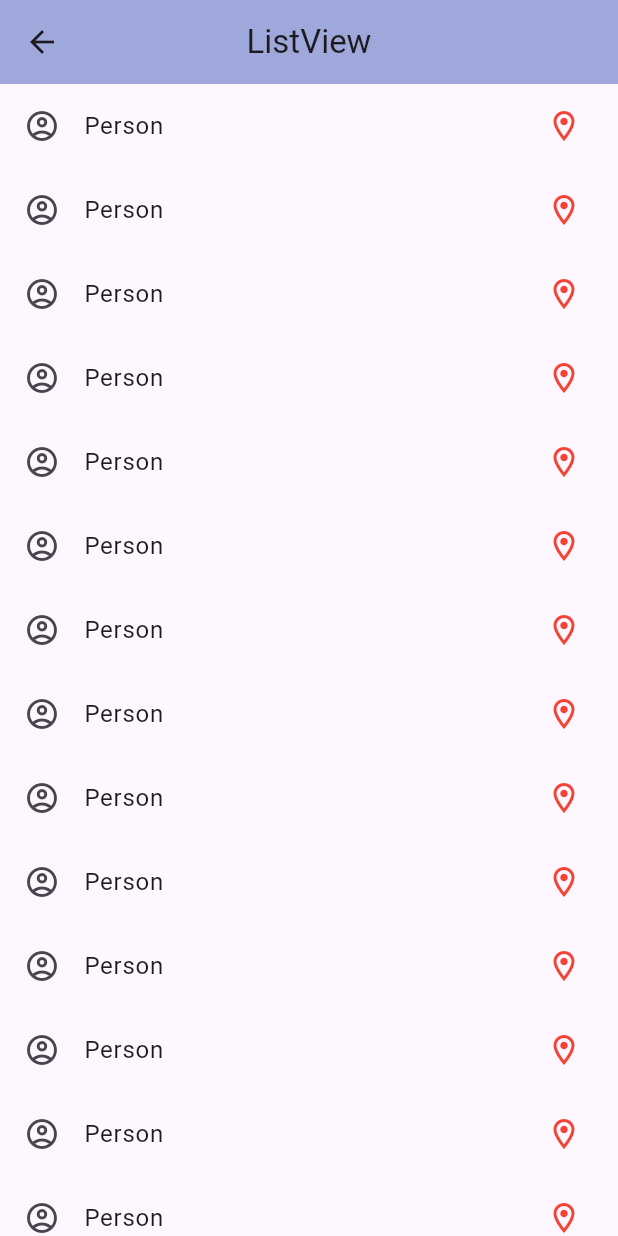
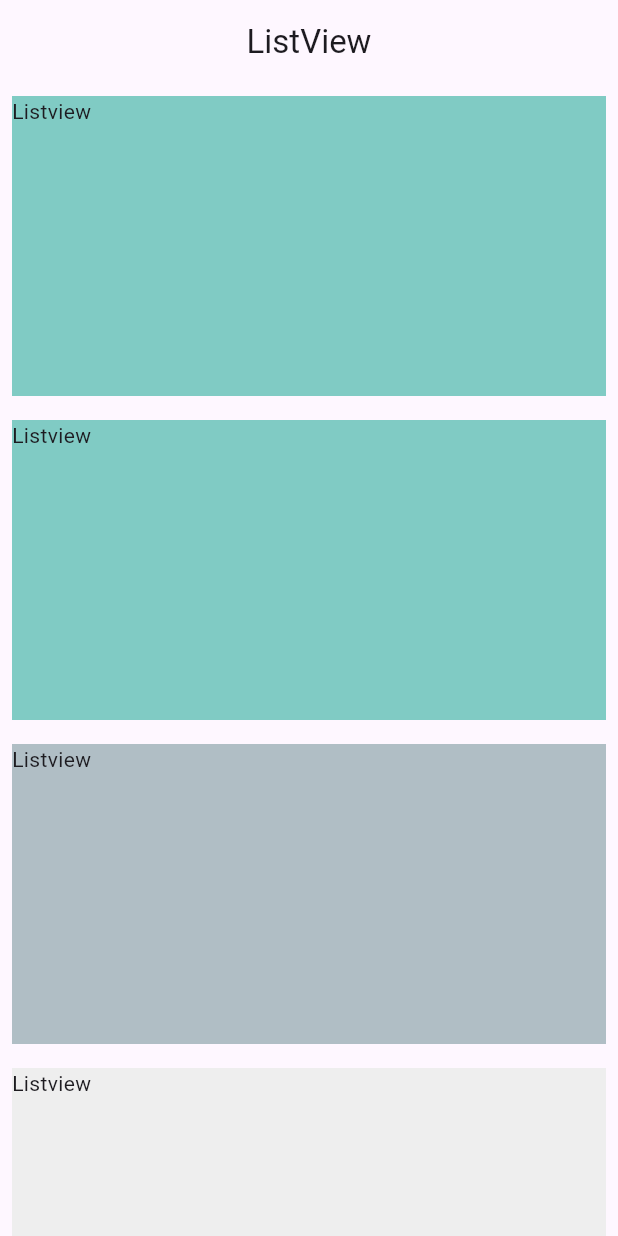
Before and after one commit to MuhammadAmirKhan-57/listview_example, a Flutter app: the ListViewScreen screen opened directly, on a phone screen of 412 x 824 dp. Run offline on Flutter 3.47's test engine with Material 3 defaults, Android fonts, the phone set to English and light mode, and no system bars.

Commit message:
Listview

```diff
--- /dev/null
+++ b/lib/listview/list_view.dart
@@ -0,0 +1,54 @@
+import 'package:flutter/material.dart';
+
+class ListViewScreen extends StatelessWidget {
+  const ListViewScreen({super.key});
+
+  @override
+  Widget build(BuildContext context) {
+    return Scaffold(
+      appBar: AppBar(
+        centerTitle: true,
+        title: Text('ListView'),
+      ),
+      body: ListView(
+        children: [
+          Padding(padding: EdgeInsets.all(8.0),
+          child: Container(
+            height: 200,
+            color: Colors.teal.shade200,
+            child: Text('Listview'),
+          ) ,
+          ),
+           Padding(padding: EdgeInsets.all(8.0),
+          child: Container(
+            height: 200,
+            color: Colors.teal.shade200,
+            child: Text('Listview'),
+          ) ,
+          ),
+           Padding(padding: EdgeInsets.all(8.0),
+          child: Container(
+            height: 200,
+            color: Colors.blueGrey.shade200,
+            child: Text('Listview'),
+          ) ,
+          ),
+           Padding(padding: EdgeInsets.all(8.0),
+          child: Container(
+            height: 200,
+            color: Colors.grey.shade200,
+            child: Text('Listview'),
+          ) ,
+          ),
+           Padding(padding: EdgeInsets.all(8.0),
+          child: Container(
+            height: 200,
+            color: Colors.amber.shade200,
+            child: Text('Listview'),
+          ) ,
+          ),
+        ],
+      ),
+    );
+  }
+}
--- a/lib/listview_screen.dart
+++ b/lib/listview/listview_builder_screen.dart
@@ -1,15 +1,15 @@
 import 'package:flutter/material.dart';
 import 'package:flutter/rendering.dart';
 
-class ListViewScreen extends StatelessWidget {
-  const ListViewScreen({super.key});
+class ListViewBuilderScreen extends StatelessWidget {
+  const ListViewBuilderScreen({super.key});
 
   @override
   Widget build(BuildContext context) {
     return Scaffold(
       appBar: AppBar(
         centerTitle: true,
-        title: Text('ListView'),
+        title: Text('ListView Builder'),
         backgroundColor: Colors.indigo.shade200,
       ),
       body: ListView.builder(
--- a/lib/main.dart
+++ b/lib/main.dart
@@ -1,6 +1,7 @@
 import 'package:flutter/material.dart';
-import 'package:listview_example/horizental_listView.dart';
-import 'package:listview_example/listview_screen.dart';
+import 'package:listview_example/listview/horizental_listView.dart';
+import 'package:listview_example/listview/list_view.dart';
+// import 'package:listview_example/listview_screen.dart';
 
 void main() {
   runApp(const MyApp());
@@ -13,7 +14,9 @@ class MyApp extends StatelessWidget {
   Widget build(BuildContext context) {
     return MaterialApp(
       debugShowCheckedModeBanner: false,
-      home: HorizentalListView(),
+      home: ListViewScreen(),
+      //ListViewBuilderScreen(),
+      //  HorizentalListView(),
     );
   }
 }
```
Also changed, not shown: lib/listview/horizental_listView.dart (renamed from lib/horizental_listView.dart).
